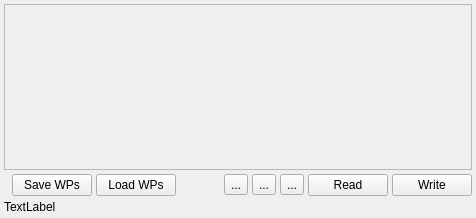
This is src/ui/WaypointList.ui in mavlink/qgroundcontrol as Qt 5 draws it before an edit. The edited form follows.
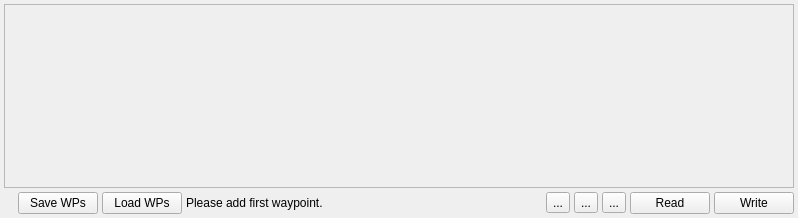
This is the edited form. Icons and pictures are not drawn.

Commit message: Fixed and thoroughly tested custom widgets

Diff of the .ui file:
```diff
--- a/src/ui/WaypointList.ui
+++ b/src/ui/WaypointList.ui
@@ -6,7 +6,7 @@
    <rect>
     <x>0</x>
     <y>0</y>
-    <width>476</width>
+    <width>798</width>
     <height>218</height>
    </rect>
   </property>
@@ -19,14 +19,14 @@
   <property name="windowTitle">
    <string>Form</string>
   </property>
-  <layout class="QGridLayout" name="gridLayout" rowstretch="100,0,0,0">
+  <layout class="QGridLayout" name="gridLayout" rowstretch="100,0,0,0" columnstretch="1,1,5,5,100,10,5,5,5,5,5">
    <property name="margin">
     <number>4</number>
    </property>
    <property name="spacing">
     <number>4</number>
    </property>
-   <item row="0" column="0" colspan="10">
+   <item row="0" column="0" colspan="11">
     <widget class="QScrollArea" name="scrollArea">
      <property name="widgetResizable">
       <bool>true</bool>
@@ -36,8 +36,8 @@
        <rect>
         <x>0</x>
         <y>0</y>
-        <width>464</width>
-        <height>158</height>
+        <width>786</width>
+        <height>174</height>
        </rect>
       </property>
       <layout class="QHBoxLayout" name="horizontalLayout">
@@ -64,7 +64,7 @@
      </widget>
     </widget>
    </item>
-   <item row="2" column="8">
+   <item row="2" column="9">
     <widget class="QPushButton" name="readButton">
      <property name="toolTip">
       <string>Read all waypoints from the MAV. Clears the list on this computer.</string>
@@ -84,7 +84,7 @@
      </property>
     </widget>
    </item>
-   <item row="2" column="9">
+   <item row="2" column="10">
     <widget class="QPushButton" name="transmitButton">
      <property name="toolTip">
       <string>Transmit all waypoints on this list to the MAV.</string>
@@ -104,23 +104,7 @@
      </property>
     </widget>
    </item>
-   <item row="3" column="0" colspan="10">
-    <widget class="QLabel" name="statusLabel">
-     <property name="toolTip">
-      <string>The current waypoint transmission status</string>
-     </property>
-     <property name="statusTip">
-      <string>The current waypoint transmission status</string>
-     </property>
-     <property name="whatsThis">
-      <string>The current waypoint transmission status</string>
-     </property>
-     <property name="text">
-      <string>TextLabel</string>
-     </property>
-    </widget>
-   </item>
-   <item row="2" column="6">
+   <item row="2" column="7">
     <widget class="QToolButton" name="addButton">
      <property name="toolTip">
       <string>Add a new waypoint to this list. Transmit via write to the MAV.</string>
@@ -172,7 +156,7 @@
      </property>
     </widget>
    </item>
-   <item row="2" column="4">
+   <item row="2" column="5">
     <spacer name="horizontalSpacer">
      <property name="orientation">
       <enum>Qt::Horizontal</enum>
@@ -185,7 +169,7 @@
      </property>
     </spacer>
    </item>
-   <item row="2" column="5">
+   <item row="2" column="6">
     <widget class="QToolButton" name="positionAddButton">
      <property name="toolTip">
       <string>Set the current vehicle position as new waypoint</string>
@@ -205,7 +189,7 @@
      </property>
     </widget>
    </item>
-   <item row="2" column="7">
+   <item row="2" column="8">
     <widget class="QToolButton" name="clearWPListButton">
      <property name="toolTip">
       <string>Delete all waypoints from this list. You have to click write to clear the list on the MAV as well.</string>
@@ -225,6 +209,22 @@
      </property>
     </widget>
    </item>
+   <item row="2" column="4">
+    <widget class="QLabel" name="statusLabel">
+     <property name="toolTip">
+      <string>The current waypoint transmission status</string>
+     </property>
+     <property name="statusTip">
+      <string>The current waypoint transmission status</string>
+     </property>
+     <property name="whatsThis">
+      <string>The current waypoint transmission status</string>
+     </property>
+     <property name="text">
+      <string>Please add first waypoint.</string>
+     </property>
+    </widget>
+   </item>
   </layout>
   <action name="actionAddWaypoint">
    <property name="icon">
```
Left out of the diff: 18 changed lines with no effect on the pictures. The commit also changes 4 other files.
